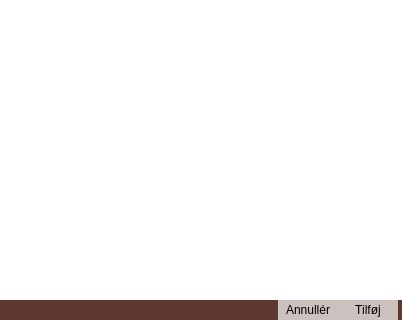
Qt form abstractRuleDialog.ui (Cannabis2013/FileMover) before a commit; both pictures show x 0 to 402 and y 293 to 613 of the 402 by 613 pixel window.
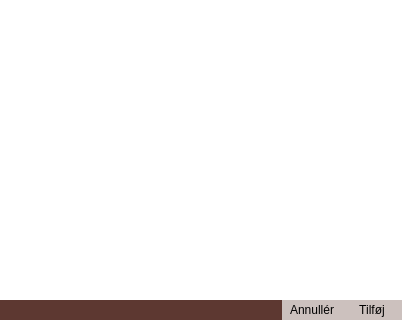
The same form after that commit. Icons and pictures are not drawn. Custom widgets are drawn as their Qt base class.

```diff
--- a/abstractRuleDialog.ui
+++ b/abstractRuleDialog.ui
@@ -1043,22 +1043,6 @@
         </property>
        </widget>
       </item>
-      <item>
-       <spacer name="horizontalSpacer_3">
-        <property name="orientation">
-         <enum>Qt::Horizontal</enum>
-        </property>
-        <property name="sizeType">
-         <enum>QSizePolicy::Fixed</enum>
-        </property>
-        <property name="sizeHint" stdset="0">
-         <size>
-          <width>4</width>
-          <height>20</height>
-         </size>
-        </property>
-       </spacer>
-      </item>
      </layout>
     </widget>
    </item>
```
